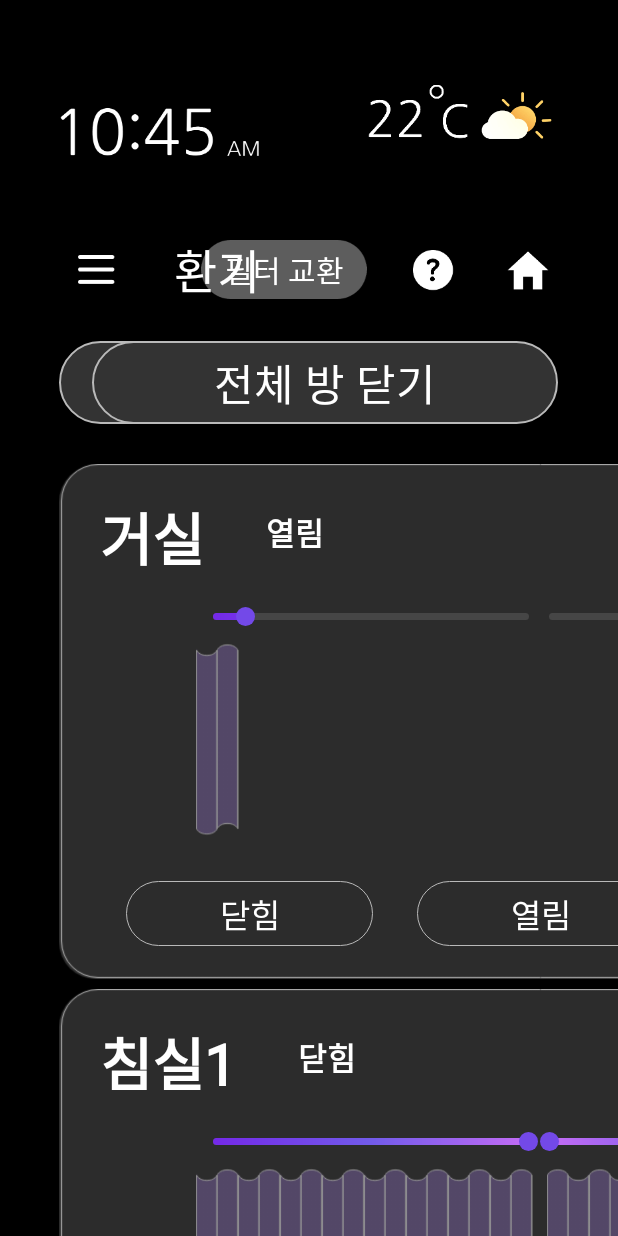
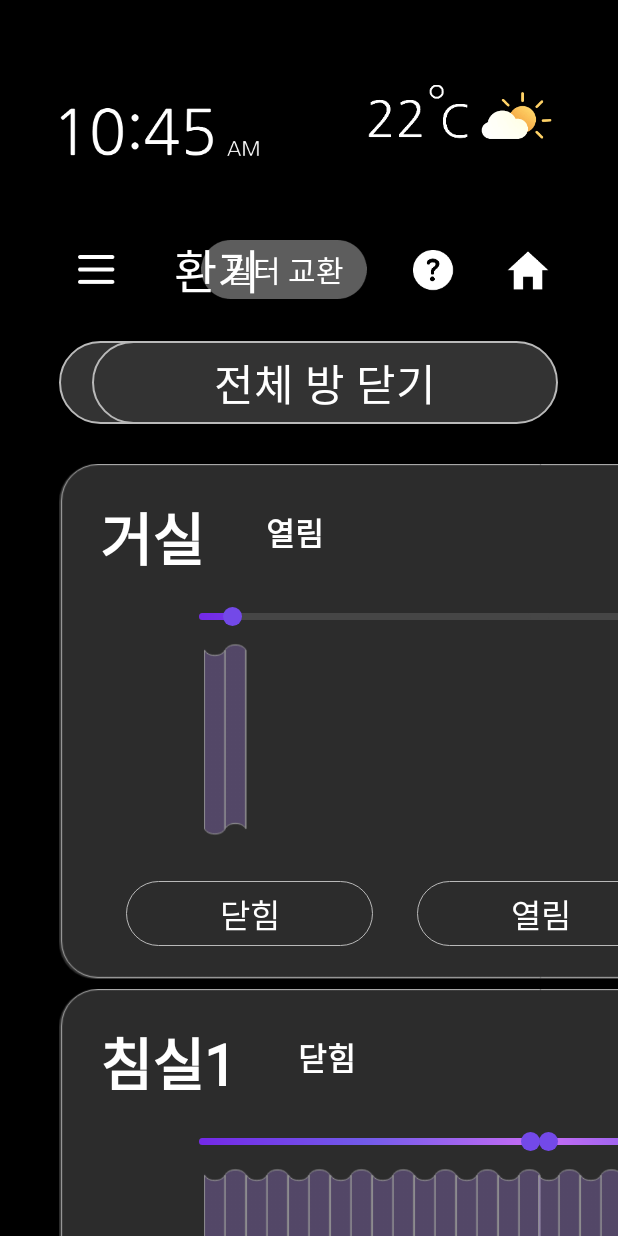
Before and after one commit to chloe73/wallpad, an Android app: the screen it shows after launch (MainActivity), on a phone screen of 412 x 824 dp. Run offline under Robolectric (Android 15) with nearby library versions, the phone set to English and light mode, and no system bars; libraries missing offline, so code that uses them is left out: androidx.core.animation; 4 statements that could not run were skipped.

Commit message:
20240805 전동커튼 SeekBar, Curtain Image UI 수정완료

```diff
--- a/app/src/main/res/layout/item_electric_curtain.xml
+++ b/app/src/main/res/layout/item_electric_curtain.xml
@@ -45,14 +45,24 @@
         app:layout_constraintEnd_toEndOf="parent"
         android:background="@drawable/icon_ionic_ios_arrow_back"/>
 
+    <ImageView
+        android:layout_width="40px"
+        android:layout_height="7px"
+        android:background="#464646"
+        android:layout_marginTop="6.2px"
+        android:layout_marginStart="352px"
+        app:layout_constraintStart_toStartOf="@+id/seekBar_left"
+        app:layout_constraintTop_toTopOf="@+id/seekBar_left"
+        />
+
     <SeekBar
         android:splitTrack="false"
         android:maxHeight="7px"
         android:minHeight="7px"
         android:id="@+id/seekBar_left"
-        android:layout_width="364px"
+        android:layout_width="380px"
         android:layout_height="wrap_content"
-        android:layout_marginStart="130px"
+        android:layout_marginStart="116px"
         android:layout_marginTop="143px"
         android:max="100"
         android:progress="0"
@@ -66,10 +76,10 @@
         android:maxHeight="7px"
         android:minHeight="7px"
         android:id="@+id/seekBar_right"
-        android:layout_width="364px"
+        android:layout_width="380px"
         android:layout_height="wrap_content"
         android:layout_marginTop="143px"
-        android:layout_marginEnd="131px"
+        android:layout_marginEnd="116px"
         android:max="100"
         android:progress="0"
         android:progressDrawable="@drawable/seek_bar"
@@ -83,7 +93,7 @@
         android:layout_width="43.3px"
         android:layout_height="203px"
         android:layout_marginTop="11px"
-        android:layout_marginStart="137.2px"
+        android:layout_marginStart="144.5px"
         android:background="@drawable/left_curtain_item"
         app:layout_constraintStart_toStartOf="parent"
         app:layout_constraintTop_toBottomOf="@+id/seekBar_left" />
@@ -163,8 +173,8 @@
         android:layout_width="43.3px"
         android:layout_height="203px"
         android:layout_marginTop="11px"
-        android:layout_marginEnd="136.2px"
-        android:background="@drawable/right_curtain_item"
+        android:layout_marginEnd="144.5px"
+        android:background="@drawable/left_curtain_item"
         app:layout_constraintEnd_toEndOf="parent"
         app:layout_constraintTop_toBottomOf="@+id/seekBar_right" />
 
@@ -174,7 +184,7 @@
         android:layout_height="203px"
         android:layout_marginTop="11px"
         android:layout_marginRight="-1px"
-        android:background="@drawable/right_curtain_item"
+        android:background="@drawable/left_curtain_item"
         app:layout_constraintTop_toBottomOf="@+id/seekBar_right"
         app:layout_constraintEnd_toStartOf="@+id/img_right_curtain_item1"/>
 
@@ -184,7 +194,7 @@
         android:layout_height="203px"
         android:layout_marginTop="11px"
         android:layout_marginRight="-1px"
-        android:background="@drawable/right_curtain_item"
+        android:background="@drawable/left_curtain_item"
         app:layout_constraintTop_toBottomOf="@+id/seekBar_right"
         app:layout_constraintEnd_toStartOf="@+id/img_right_curtain_item2"/>
 
@@ -194,7 +204,7 @@
         android:layout_height="203px"
         android:layout_marginTop="11px"
         android:layout_marginRight="-1px"
-        android:background="@drawable/right_curtain_item"
+        android:background="@drawable/left_curtain_item"
         app:layout_constraintTop_toBottomOf="@+id/seekBar_right"
         app:layout_constraintEnd_toStartOf="@+id/img_right_curtain_item3"/>
 
@@ -204,7 +214,7 @@
         android:layout_height="203px"
         android:layout_marginTop="11px"
         android:layout_marginRight="-1px"
-        android:background="@drawable/right_curtain_item"
+        android:background="@drawable/left_curtain_item"
         app:layout_constraintTop_toBottomOf="@+id/seekBar_right"
         app:layout_constraintEnd_toStartOf="@+id/img_right_curtain_item4"/>
 
@@ -214,7 +224,7 @@
         android:layout_height="203px"
         android:layout_marginTop="11px"
         android:layout_marginRight="-1px"
-        android:background="@drawable/right_curtain_item"
+        android:background="@drawable/left_curtain_item"
         app:layout_constraintTop_toBottomOf="@+id/seekBar_right"
         app:layout_constraintEnd_toStartOf="@+id/img_right_curtain_item5"/>
 
@@ -224,7 +234,7 @@
         android:layout_height="203px"
         android:layout_marginTop="11px"
         android:layout_marginRight="-1px"
-        android:background="@drawable/right_curtain_item"
+        android:background="@drawable/left_curtain_item"
         app:layout_constraintTop_toBottomOf="@+id/seekBar_right"
         app:layout_constraintEnd_toStartOf="@+id/img_right_curtain_item6"/>
 
@@ -234,7 +244,7 @@
         android:layout_height="203px"
         android:layout_marginTop="11px"
         android:layout_marginRight="-1px"
-        android:background="@drawable/right_curtain_item"
+        android:background="@drawable/left_curtain_item"
         app:layout_constraintTop_toBottomOf="@+id/seekBar_right"
         app:layout_constraintEnd_toStartOf="@+id/img_right_curtain_item7"/>
 
```
